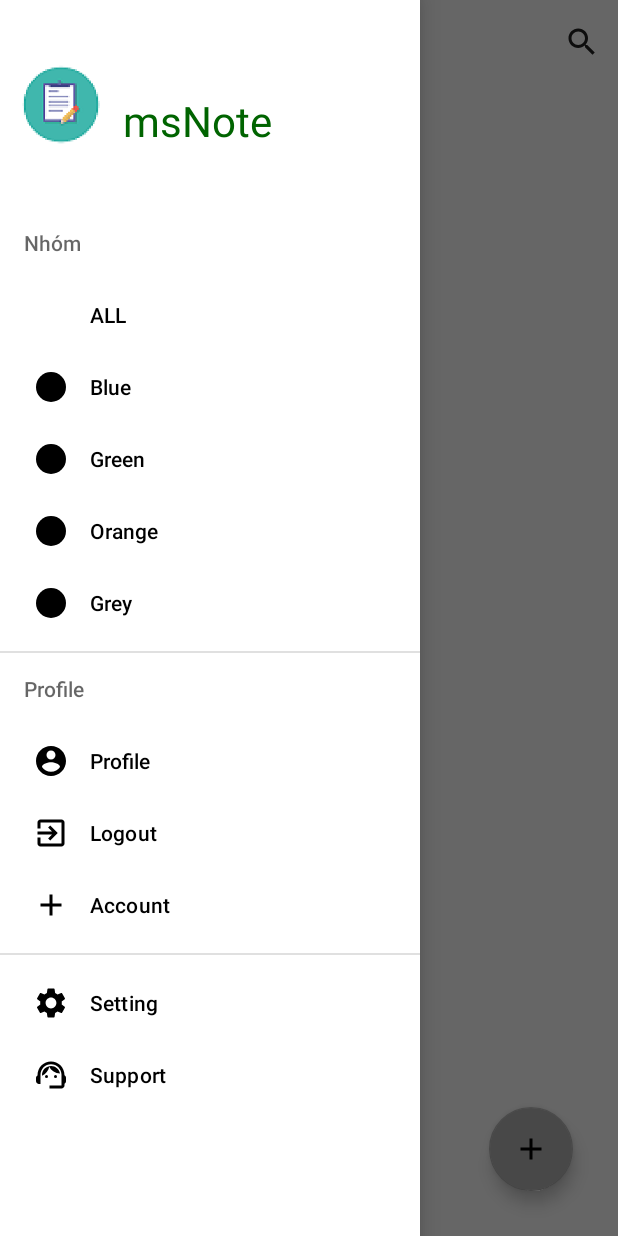
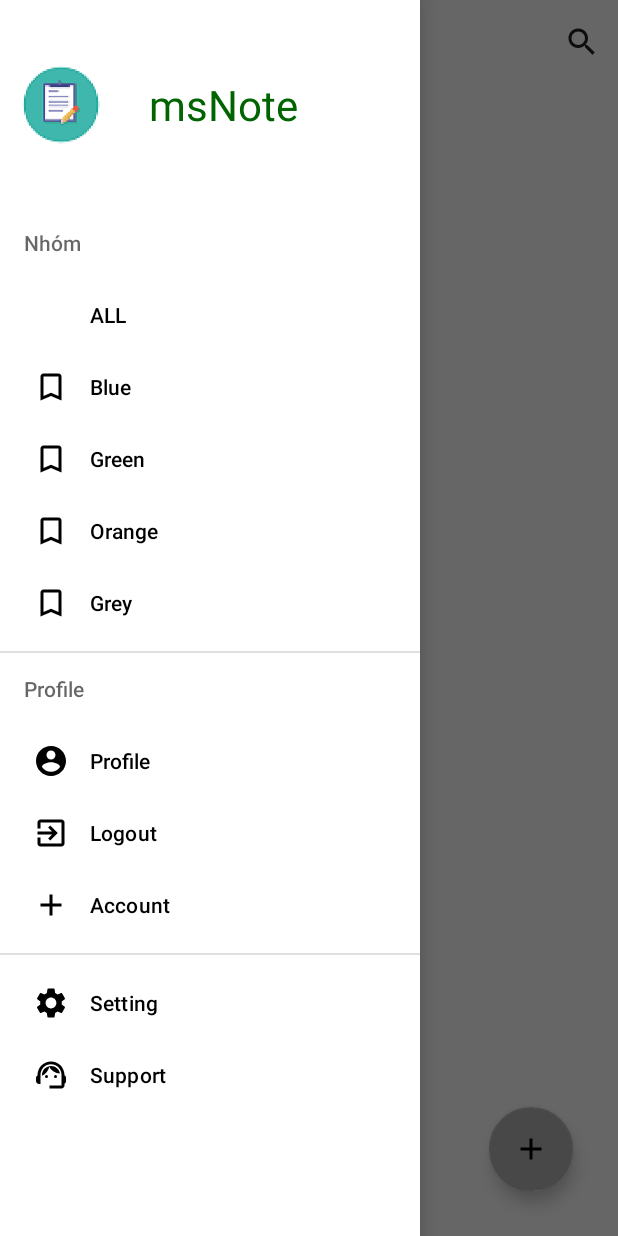
Before and after one commit to daoduytuong/msNote, an Android app: the ActivityNote screen opened directly, with no data from a screen before it, with the side drawer open, on a phone screen of 412 x 824 dp. Run offline under Robolectric (Android 15) with nearby library versions, the phone set to English and light mode, and no system bars; 2 statements that could not run were skipped.

```diff
--- /dev/null
+++ b/app/src/main/res/drawable/im_blue.xml
@@ -0,0 +1,5 @@
+<vector android:height="24dp" android:tint="#33B5E3"
+    android:viewportHeight="24" android:viewportWidth="24"
+    android:width="24dp" xmlns:android="http://schemas.android.com/apk/res/android">
+    <path android:fillColor="@android:color/white" android:pathData="M17,3L7,3c-1.1,0 -1.99,0.9 -1.99,2L5,21l7,-3 7,3L19,5c0,-1.1 -0.9,-2 -2,-2zM17,18l-5,-2.18L7,18L7,5h10v13z"/>
+</vector>
--- /dev/null
+++ b/app/src/main/res/drawable/im_green.xml
@@ -0,0 +1,5 @@
+<vector android:height="24dp" android:tint="#669900"
+    android:viewportHeight="24" android:viewportWidth="24"
+    android:width="24dp" xmlns:android="http://schemas.android.com/apk/res/android">
+    <path android:fillColor="@android:color/white" android:pathData="M17,3L7,3c-1.1,0 -1.99,0.9 -1.99,2L5,21l7,-3 7,3L19,5c0,-1.1 -0.9,-2 -2,-2zM17,18l-5,-2.18L7,18L7,5h10v13z"/>
+</vector>
--- /dev/null
+++ b/app/src/main/res/drawable/im_grey.xml
@@ -0,0 +1,5 @@
+<vector android:height="24dp" android:tint="#AAAAAA"
+    android:viewportHeight="24" android:viewportWidth="24"
+    android:width="24dp" xmlns:android="http://schemas.android.com/apk/res/android">
+    <path android:fillColor="@android:color/white" android:pathData="M17,3L7,3c-1.1,0 -1.99,0.9 -1.99,2L5,21l7,-3 7,3L19,5c0,-1.1 -0.9,-2 -2,-2zM17,18l-5,-2.18L7,18L7,5h10v13z"/>
+</vector>
--- /dev/null
+++ b/app/src/main/res/drawable/im_orange.xml
@@ -0,0 +1,5 @@
+<vector android:height="24dp" android:tint="#FFBB33"
+    android:viewportHeight="24" android:viewportWidth="24"
+    android:width="24dp" xmlns:android="http://schemas.android.com/apk/res/android">
+    <path android:fillColor="@android:color/white" android:pathData="M17,3L7,3c-1.1,0 -1.99,0.9 -1.99,2L5,21l7,-3 7,3L19,5c0,-1.1 -0.9,-2 -2,-2zM17,18l-5,-2.18L7,18L7,5h10v13z"/>
+</vector>
--- a/app/src/main/res/layout/activity_setting.xml
+++ b/app/src/main/res/layout/activity_setting.xml
@@ -15,7 +15,7 @@
         android:layout_marginStart="4dp"
         android:layout_marginTop="0dp"
         android:gravity="center"
-        android:text="msNote \n Ứng dụng ghi chú lưu trữ đám mây"
+        android:text="Ghi chú msNote \nPhiên bản beta"
         android:textSize="20dp"
         tools:layout_editor_absoluteX="106dp"
         tools:layout_editor_absoluteY="144dp" />
@@ -28,7 +28,7 @@
         android:layout_alignParentTop="true"
         android:layout_alignParentEnd="true"
         android:layout_marginStart="-5dp"
-        android:layout_marginTop="84dp"
+        android:layout_marginTop="100dp"
         android:layout_marginEnd="5dp"
         android:foregroundGravity="center"
         app:srcCompat="@mipmap/ic_launcher" />
@@ -40,7 +40,7 @@
         android:layout_below="@+id/textView"
         android:layout_alignParentStart="true"
         android:layout_marginStart="0dp"
-        android:layout_marginTop="21dp"
+        android:layout_marginTop="35dp"
         android:text=" Tác giả: Đào Duy Tường \n Email: daoduytuong.dhqn@gmail.com \n Github: https://github.com/daoduytuong \n\n Sinh viên Khoa CNTT - ĐH Quy Nhơn"
         android:textSize="20dp" />
 
--- a/app/src/main/res/layout/head.xml
+++ b/app/src/main/res/layout/head.xml
@@ -19,11 +19,12 @@
     <TextView
         android:id="@+id/textView2"
         android:layout_width="wrap_content"
-        android:layout_height="wrap_content"
+        android:layout_height="59dp"
         android:layout_below="@+id/imageView"
         android:layout_alignParentStart="true"
-        android:layout_marginStart="82dp"
-        android:layout_marginTop="-38dp"
+        android:layout_marginStart="99dp"
+        android:layout_marginTop="-59dp"
+        android:gravity="center"
         android:text="msNote"
         android:textColor="#006400"
         android:textSize="28dp" />
--- a/app/src/main/res/menu/main_menu.xml
+++ b/app/src/main/res/menu/main_menu.xml
@@ -7,22 +7,31 @@
             <menu>
                 <item android:title="ALL"
                     android:id="@+id/mAll"/>
+<!--                <item-->
+<!--                    android:id="@+id/mBlue"-->
+<!--                    android:icon="@drawable/ic_blue"-->
+<!--                    android:iconTint="@drawable/ic_blue"-->
+<!--                    android:iconTintMode="@drawable/ic_blue"-->
+<!--                    app:showAsAction="always"-->
+<!--                    android:visible="true"-->
+<!--                    android:title="Blue" />-->
                 <item
                     android:id="@+id/mBlue"
-                    android:icon="@drawable/ic_blue"
-                    android:title="Blue" />
+                    android:icon="@drawable/im_blue"
+                    android:title="Blue"
+                    android:iconTint="@color/blue"/>
                 <item
                     android:id="@+id/mGreen"
-                    android:icon="@drawable/ic_green"
+                    android:icon="@drawable/im_green"
                     android:title="Green"
                     />
                 <item
                     android:id="@+id/mOrange"
-                    android:icon="@drawable/ic_orange"
+                    android:icon="@drawable/im_orange"
                     android:title="Orange" />
                 <item
                     android:id="@+id/mGrey"
-                    android:icon="@drawable/ic_grey"
+                    android:icon="@drawable/im_grey"
                     android:title="Grey" />
             </menu>
         </item>
--- a/app/src/main/res/values/colors.xml
+++ b/app/src/main/res/values/colors.xml
@@ -1,5 +1,6 @@
 <?xml version="1.0" encoding="utf-8"?>
 <resources>
+    <color name="green">#669900</color>
     <color name="colorPrimary">#A9A9A9</color>
     <color name="purple_200">#FFBB86FC</color>
     <color name="purple_500">#FF6200EE</color>
--- a/app/src/main/res/values/themes.xml
+++ b/app/src/main/res/values/themes.xml
@@ -18,7 +18,7 @@
         <item name="android:statusBarColor" tools:targetApi="l">?attr/colorOnPrimary</item>
         <!-- Customize your theme here. -->
 
-        <item name="colorControlNormal">@color/black</item>
+
     </style>
 
     <style name="Theme.Note2.NoActionBar">
```
Also changed, not shown: app/src/main/res/drawable/menublue.png (added), app/src/main/res/drawable/xanh.png (added), 1 other file.
